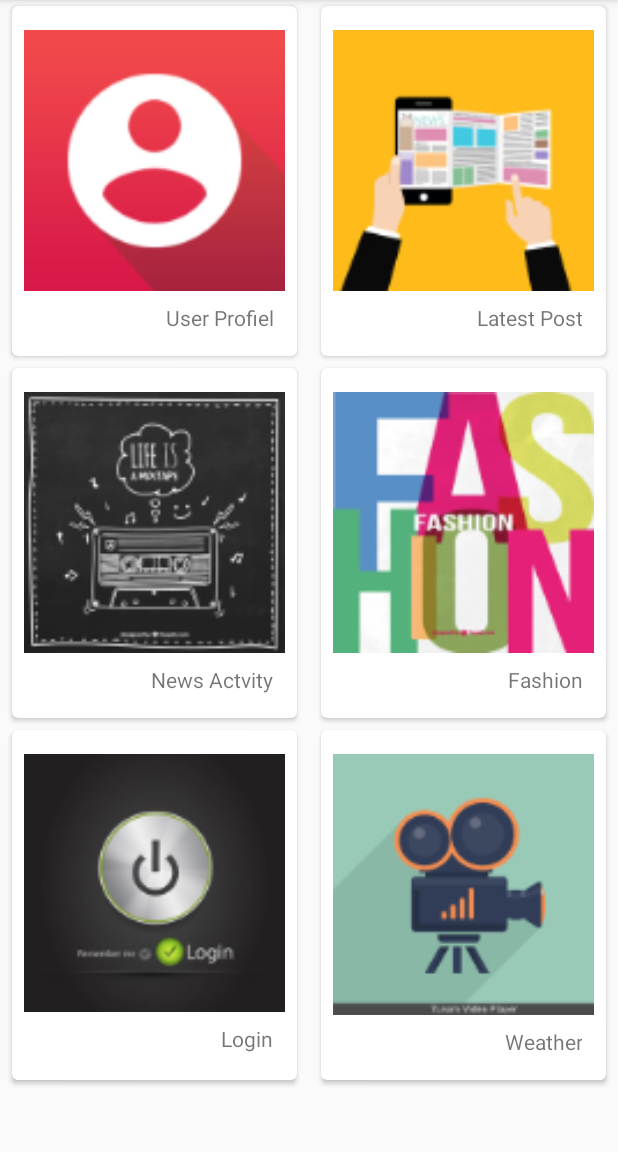
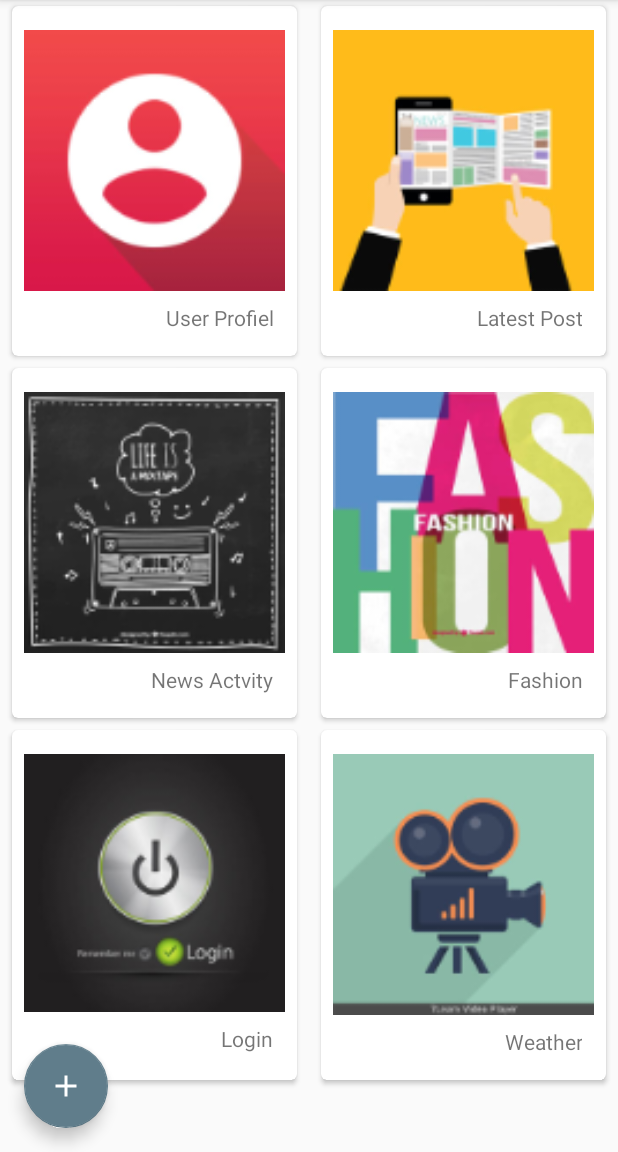
Before and after one commit to Saedf/FirstApp, an Android app: the screen it shows after launch (MainActivity), on a phone screen of 412 x 824 dp, the part 84-1236 px from its top. Run offline under Robolectric (Android 15) with nearby library versions, the light colour scheme and no system bars; our stand-ins replace Picasso; pictures from the network do not load.

Commit message:
End Sesion 23

```diff
--- a/app/src/main/AndroidManifest.xml
+++ b/app/src/main/AndroidManifest.xml
@@ -21,7 +21,7 @@
         <activity android:name=".ProfileActivity" />
         <activity android:name=".NewsActivity" />
         <activity android:name=".FragmentActivity" />
-        <activity android:name=".BotickActivity" />
+        <activity android:name=".BotickActivity" android:label="بوتیک" />
         <activity android:name=".WeatherActivity" />
         <activity android:name=".AppWeatherActivity" />
         <activity android:name=".PostActivity">
--- a/app/src/main/java/com/example/saedf/app7learn/MainActivity.java
+++ b/app/src/main/java/com/example/saedf/app7learn/MainActivity.java
@@ -1,7 +1,11 @@
 package com.example.saedf.app7learn;
 
+import android.content.Intent;
 import android.os.Build;
+import android.support.annotation.NonNull;
 import android.support.annotation.RequiresApi;
+import android.support.design.widget.FloatingActionButton;
+import android.support.design.widget.NavigationView;
 import android.support.v4.content.ContextCompat;
 import android.support.v4.widget.DrawerLayout;
 import android.support.v7.app.ActionBar;
@@ -11,12 +15,16 @@ import android.os.Bundle;
 import android.support.v7.widget.GridLayoutManager;
 import android.support.v7.widget.RecyclerView;
 import android.support.v7.widget.Toolbar;
+import android.view.MenuItem;
+import android.view.View;
+import android.widget.Toast;
 
 import com.example.saedf.app7learn.Adapter.AppFeatureAdapter;
 import com.example.saedf.app7learn.dataFake.FeatureDataFakeGenerator;
 
 public class MainActivity extends AppCompatActivity {
 private AppFeatureAdapter appFeatureAdapter;
+    private static final String TAG = "MainActivity";
 
     @Override
     protected void onCreate(Bundle savedInstanceState) {
@@ -29,7 +37,33 @@ private AppFeatureAdapter appFeatureAdapter;
     private void setupView() {
         setupRecyclerView();
         setupToolbar();
+        setupNavigationView();
 
+        FloatingActionButton floatingActionButton=findViewById(R.id.float_action_button);
+        floatingActionButton.setOnClickListener(new View.OnClickListener() {
+            @Override
+            public void onClick(View v) {
+                Toast.makeText(MainActivity.this, "Float Action Button is Click", Toast.LENGTH_SHORT).show();
+            }
+        });
+
+    }
+
+    private void setupNavigationView() {
+        NavigationView navigationView=findViewById(R.id.navigation_view);
+        navigationView.setNavigationItemSelectedListener(new NavigationView.OnNavigationItemSelectedListener() {
+            @Override
+            public boolean onNavigationItemSelected(@NonNull MenuItem item) {
+                switch (item.getItemId()){
+                    case R.id.navigation_menu_profile:startActivity(new Intent(MainActivity.this,ProfileActivity.class));
+                    break;
+                    case  R.id.navigation_menu_store:startActivity(new Intent(MainActivity.this,BotickActivity.class));
+                    break;
+
+                }
+                return true;
+            }
+        });
     }
 
 
--- /dev/null
+++ b/app/src/main/res/drawable/ic_action_add.xml
@@ -0,0 +1,9 @@
+<vector xmlns:android="http://schemas.android.com/apk/res/android"
+        android:width="24dp"
+        android:height="24dp"
+        android:viewportWidth="24.0"
+        android:viewportHeight="24.0">
+    <path
+        android:fillColor="#FFFFFF"
+        android:pathData="M19,13h-6v6h-2v-6H5v-2h6V5h2v6h6v2z"/>
+</vector>
--- a/app/src/main/res/layout/activity_main.xml
+++ b/app/src/main/res/layout/activity_main.xml
@@ -1,6 +1,5 @@
 <?xml version="1.0" encoding="utf-8"?>
-<android.support.v4.widget.DrawerLayout
-    xmlns:android="http://schemas.android.com/apk/res/android"
+<android.support.v4.widget.DrawerLayout xmlns:android="http://schemas.android.com/apk/res/android"
     xmlns:app="http://schemas.android.com/apk/res-auto"
     xmlns:tools="http://schemas.android.com/tools"
     android:id="@+id/drawer_layout"
@@ -21,8 +20,8 @@
                 android:id="@+id/toolbar"
                 android:layout_width="match_parent"
                 android:layout_height="?attr/actionBarSize"
-                app:layout_scrollFlags="scroll|enterAlways"
-                android:background="?colorPrimary" />
+                android:background="?colorPrimary"
+                app:layout_scrollFlags="scroll|enterAlways" />
 
         </android.support.design.widget.AppBarLayout>
 
@@ -33,6 +32,15 @@
             app:layout_behavior="@string/appbar_scrolling_view_behavior"
             tools:listitem="@layout/layout_app_feature" />
 
+        <android.support.design.widget.FloatingActionButton
+            android:id="@+id/float_action_button"
+            android:layout_width="wrap_content"
+            android:layout_height="wrap_content"
+            android:layout_gravity="bottom|left"
+            android:layout_margin="@dimen/standard_margin_x2"
+            android:src="@drawable/ic_action_add"
+            app:fabSize="normal" />
+
     </android.support.design.widget.CoordinatorLayout>
 
     <android.support.design.widget.NavigationView
@@ -40,7 +48,7 @@
         android:layout_width="250dp"
         android:layout_height="match_parent"
         android:layout_gravity="start"
-        app:menu="@menu/navigation_menu"
-        app:headerLayout="@layout/layout_navigation_header"/>
+        app:headerLayout="@layout/layout_navigation_header"
+        app:menu="@menu/navigation_menu" />
 
 </android.support.v4.widget.DrawerLayout>
--- a/app/src/main/res/menu/navigation_menu.xml
+++ b/app/src/main/res/menu/navigation_menu.xml
@@ -1,6 +1,24 @@
 <?xml version="1.0" encoding="utf-8"?>
-<menu xmlns:android="http://schemas.android.com/apk/res/android">
-    <item android:id="@+id/navigation_menu_main_activity"
-                android:title="صفحه اصلی"/>
-
+<menu xmlns:app="http://schemas.android.com/apk/res-auto"
+    xmlns:android="http://schemas.android.com/apk/res/android">
+    <group android:checkableBehavior="single">
+        <item
+            android:id="@+id/navigation_menu_main_activity"
+            android:title="صفحه اصلی" />
+        <item
+            android:id="@+id/navigation_menu_profile"
+            android:icon="@mipmap/default_avatar"
+            android:title="پروفایل" />
+        <item
+            android:id="@+id/navigation_menu_store"
+            android:title="فروشگاه" />
+    </group>
+    <group android:checkableBehavior="single">
+        <item
+            android:id="@+id/navigation_menu_contact_us"
+            android:title="ارتباط با ما" />
+        <item
+            android:id="@+id/navigation_menu_settings"
+            android:title="تنظیمات"  />
+    </group>
 </menu>
```
Also changed, not shown: app/src/main/java/com/example/saedf/app7learn/BotickActivity.java (+16 -0 lines), app/src/main/res/layout/activity_botick.xml (+20 -6 lines).
